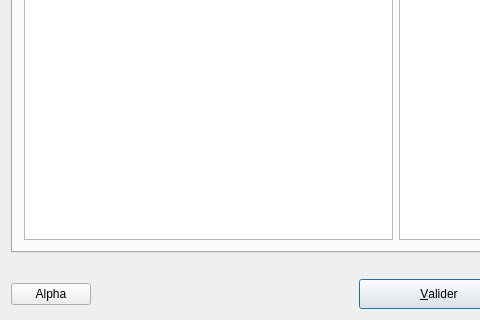
Before: the Qt Designer form UiQT4/desCommande.ui in SalomePlatform/eficas_tools, drawn with Qt 5; both pictures show x 0 to 480 and y 450 to 770 of the 792 by 770 pixel window.
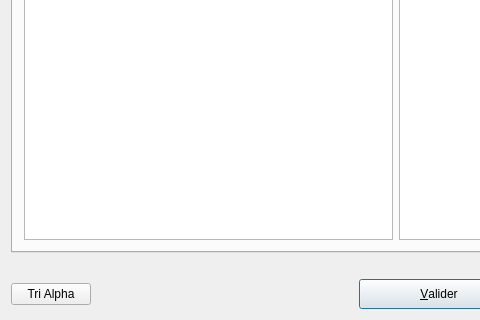
After: the same form once the commit is applied.

What changed in the file:
```diff
--- a/UiQT4/desCommande.ui
+++ b/UiQT4/desCommande.ui
@@ -345,7 +345,7 @@
      <item>
       <widget class="QPushButton" name="BAlpha" >
        <property name="text" >
-        <string>Alpha</string>
+        <string>Tri Alpha</string>
        </property>
       </widget>
      </item>
```
